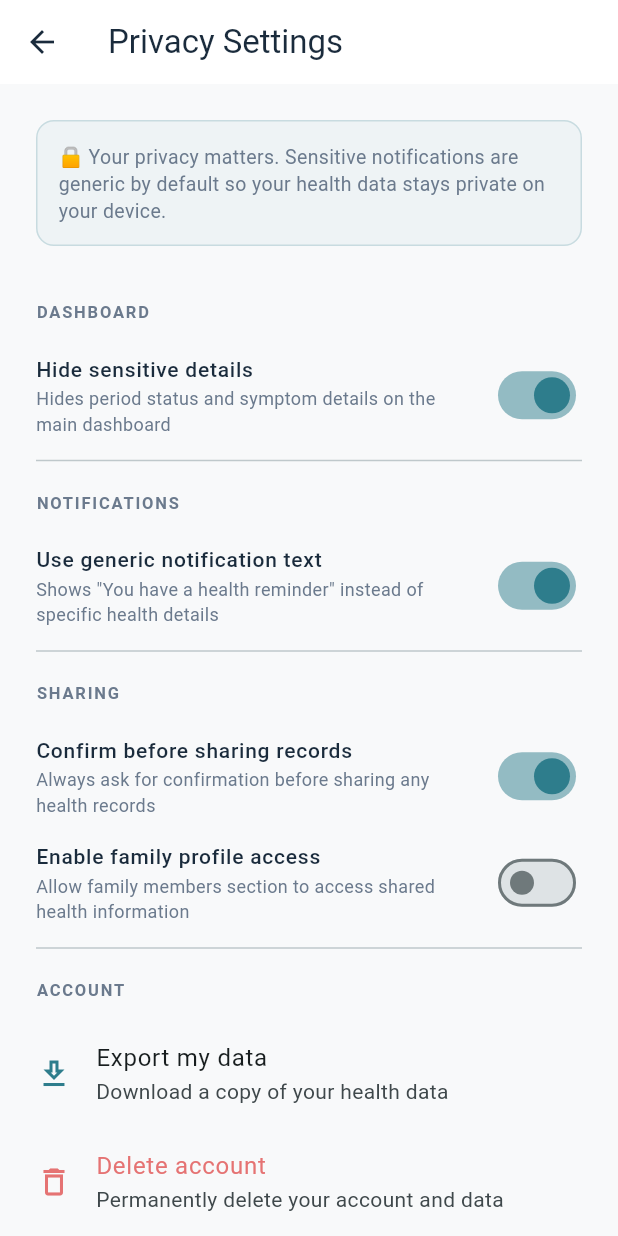
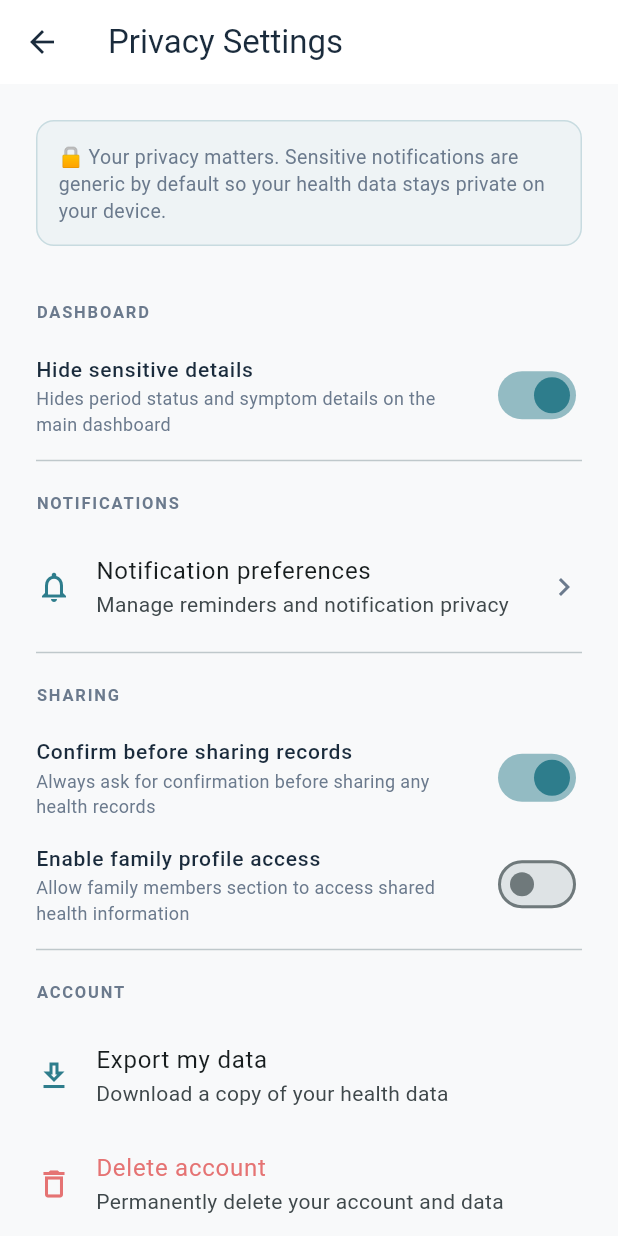
Before and after one commit to harshyadavDeveloper/sparkle_lite, a Flutter app: the PrivacySettingsScreen screen opened by its route, after a tap on "Hide sensitive details", on a phone screen of 412 x 824 dp. Run offline on Flutter 3.47's test engine with Material 3 defaults, Android fonts, the phone set to English and light mode, and no system bars; our stand-ins replace cloud_firestore, dio, file_picker, firebase_auth, firebase_core, flutter_svg and 2 more; missing offline and left inert: smart_date_formatter; accounts and stored records are empty.

Commit message:
feat(settings): persist privacy & notification toggles via local + firebase

```diff
--- a/devtools_options.yaml
+++ b/devtools_options.yaml
@@ -1,3 +1,4 @@
 description: This file stores settings for Dart & Flutter DevTools.
 documentation: https://docs.flutter.dev/tools/devtools/extensions#configure-extension-enablement-states
 extensions:
+  - shared_preferences: true
--- /dev/null
+++ b/lib/core/constants/preference_keys.dart
@@ -0,0 +1,21 @@
+class PreferenceKeys {
+  PreferenceKeys._();
+
+  // Privacy Settings
+  static const hideSensitiveDashboardDetails =
+      'privacy.hideSensitiveDashboardDetails';
+  static const useGenericNotificationText =
+      'privacy.useGenericNotificationText';
+  static const requireConfirmationBeforeSharing =
+      'privacy.requireConfirmationBeforeSharing';
+  static const familyProfileAccessEnabled =
+      'privacy.familyProfileAccessEnabled';
+
+  // Notification Preferences
+  static const symptomLogReminders = 'notifications.symptomLogReminders';
+  static const doctorVisitReminders = 'notifications.doctorVisitReminders';
+  static const weeklyHealthSummary = 'notifications.weeklyHealthSummary';
+  static const medicationReminders = 'notifications.medicationReminders';
+  static const cycleReminders = 'notifications.cycleReminders';
+  static const notificationsUseGenericText = 'notifications.useGenericText';
+}
--- a/lib/core/routing/app_router.dart
+++ b/lib/core/routing/app_router.dart
@@ -5,6 +5,7 @@ import 'package:sparkle_lite/features/auth/signup/signup_screen.dart';
 import 'package:sparkle_lite/features/dashboard/web_dashboard_screen.dart';
 import 'package:sparkle_lite/features/doctor_visit/doctor_summary_screen.dart';
 import 'package:sparkle_lite/features/family/family_screen.dart';
+import 'package:sparkle_lite/features/privacy/notification_preferences_screen.dart';
 import 'package:sparkle_lite/features/privacy/privacy_settings_screen.dart';
 import 'package:sparkle_lite/features/records/health_records_screen.dart';
 import 'package:sparkle_lite/features/records/upload_record_screen.dart';
@@ -65,6 +66,10 @@ class AppRouter {
         return MaterialPageRoute(builder: (_) => const FamilyScreen());
       case webDashboard:
         return MaterialPageRoute(builder: (_) => const WebDashboardScreen());
+      case notificationSettings:
+        return MaterialPageRoute(
+          builder: (_) => const NotificationPreferencesScreen(),
+        );
       default:
         return MaterialPageRoute(builder: (_) => const LoginScreen());
     }
--- /dev/null
+++ b/lib/data/services/shared_pref_service.dart
@@ -0,0 +1,46 @@
+import 'package:shared_preferences/shared_preferences.dart';
+import 'package:sparkle_lite/core/utils/logger.dart';
+
+class SharedPreferencesService {
+  SharedPreferencesService._();
+  static final SharedPreferencesService instance = SharedPreferencesService._();
+
+  SharedPreferences? _prefs;
+
+  Future<void> init() async {
+    _prefs = await SharedPreferences.getInstance();
+    Logger.info('SharedPreferencesService → initialized');
+  }
+
+  SharedPreferences get _instance {
+    final prefs = _prefs;
+    if (prefs == null) {
+      throw StateError(
+        'SharedPreferencesService.init() must be called before use (call it in main() before runApp).',
+      );
+    }
+    return prefs;
+  }
+
+  bool getBool(String key, {bool defaultValue = false}) {
+    return _instance.getBool(key) ?? defaultValue;
+  }
+
+  Future<void> setBool(String key, bool value) async {
+    await _instance.setBool(key, value);
+  }
+
+  String? getString(String key) => _instance.getString(key);
+
+  Future<void> setString(String key, String value) async {
+    await _instance.setString(key, value);
+  }
+
+  Future<void> remove(String key) async {
+    await _instance.remove(key);
+  }
+
+  Future<void> clearAll() async {
+    await _instance.clear();
+  }
+}
--- a/lib/features/privacy/privacy_settings_screen.dart
+++ b/lib/features/privacy/privacy_settings_screen.dart
@@ -1,6 +1,9 @@
 import 'package:cloud_firestore/cloud_firestore.dart';
 import 'package:firebase_auth/firebase_auth.dart';
 import 'package:flutter/material.dart';
+import 'package:sparkle_lite/core/routing/app_router.dart';
+import 'package:sparkle_lite/data/services/shared_pref_service.dart';
+import '../../core/constants/preference_keys.dart';
 import '../../core/theme/app_theme.dart';
 import '../../data/models/privacy_settings.dart';
 
@@ -12,6 +15,8 @@ class PrivacySettingsScreen extends StatefulWidget {
 }
 
 class _PrivacySettingsScreenState extends State<PrivacySettingsScreen> {
+  final _storage = SharedPreferencesService.instance;
+
   PrivacySettings _settings = PrivacySettings(
     userId: '',
     updatedAt: DateTime.now(),
@@ -27,29 +32,73 @@ class _PrivacySettingsScreenState extends State<PrivacySettingsScreen> {
 
   Future<void> _loadSettings() async {
     final userId = FirebaseAuth.instance.currentUser?.uid ?? '';
+
+    final hasLocalCache = _storage.getString('privacy.cached') == 'true';
+
+    if (hasLocalCache) {
+      setState(() {
+        _settings = PrivacySettings(
+          userId: userId,
+          hideSensitiveDashboardDetails: _storage.getBool(
+            PreferenceKeys.hideSensitiveDashboardDetails,
+          ),
+          useGenericNotificationText: _storage.getBool(
+            PreferenceKeys.useGenericNotificationText,
+          ),
+          requireConfirmationBeforeSharing: _storage.getBool(
+            PreferenceKeys.requireConfirmationBeforeSharing,
+          ),
+          familyProfileAccessEnabled: _storage.getBool(
+            PreferenceKeys.familyProfileAccessEnabled,
+          ),
+          updatedAt: DateTime.now(),
+        );
+        _isLoading = false;
+      });
+      return;
+    }
+
     try {
       final doc = await FirebaseFirestore.instance
           .collection('privacySettings')
           .doc(userId)
           .get();
 
-      if (doc.exists && doc.data() != null) {
-        setState(() {
-          _settings = PrivacySettings.fromMap(doc.data()!);
-          _isLoading = false;
-        });
-      } else {
-        setState(() {
-          _settings = PrivacySettings(
-            userId: userId,
-            updatedAt: DateTime.now(),
-          );
-          _isLoading = false;
-        });
-      }
+      final settings = (doc.exists && doc.data() != null)
+          ? PrivacySettings.fromMap(doc.data()!)
+          : PrivacySettings(userId: userId, updatedAt: DateTime.now());
+
+      setState(() {
+        _settings = settings;
+        _isLoading = false;
+      });
     } catch (e) {
       setState(() => _isLoading = false);
     }
+  }
+
+  Future<void> _cacheLocally(PrivacySettings settings) async {
+    await _storage.setBool(
+      PreferenceKeys.hideSensitiveDashboardDetails,
+      settings.hideSensitiveDashboardDetails,
+    );
+    await _storage.setBool(
+      PreferenceKeys.useGenericNotificationText,
+      settings.useGenericNotificationText,
+    );
+    await _storage.setBool(
+      PreferenceKeys.requireConfirmationBeforeSharing,
+      settings.requireConfirmationBeforeSharing,
+    );
+    await _storage.setBool(
+      PreferenceKeys.familyProfileAccessEnabled,
+      settings.familyProfileAccessEnabled,
+    );
+    await _storage.setString('privacy.cached', 'true');
+  }
+
+  void _updateSetting(PrivacySettings updated) {
+    setState(() => _settings = updated);
   }
 
   Future<void> _saveSettings() async {
@@ -71,6 +120,8 @@ class _PrivacySettingsScreenState extends State<PrivacySettingsScreen> {
           .collection('privacySettings')
           .doc(userId)
           .set(updated.toMap());
+
+      await _cacheLocally(updated);
 
       setState(() {
         _settings = updated;
@@ -113,7 +164,6 @@ class _PrivacySettingsScreenState extends State<PrivacySettingsScreen> {
         child: Column(
           crossAxisAlignment: CrossAxisAlignment.start,
           children: [
-            // Info banner
             Container(
               padding: const EdgeInsets.all(14),
               decoration: BoxDecoration(
@@ -143,8 +193,8 @@ class _PrivacySettingsScreenState extends State<PrivacySettingsScreen> {
                   'Hides period status and symptom details on the '
                   'main dashboard',
               value: _settings.hideSensitiveDashboardDetails,
-              onChanged: (val) => setState(
-                () => _settings = PrivacySettings(
+              onChanged: (val) => _updateSetting(
+                PrivacySettings(
                   userId: _settings.userId,
                   hideSensitiveDashboardDetails: val,
                   useGenericNotificationText:
@@ -160,25 +210,20 @@ class _PrivacySettingsScreenState extends State<PrivacySettingsScreen> {
             const Divider(),
 
             const _SectionHeader(title: 'Notifications'),
-            _PrivacyToggle(
-              title: 'Use generic notification text',
-              subtitle:
-                  'Shows "You have a health reminder" instead of '
-                  'specific health details',
-              value: _settings.useGenericNotificationText,
-              onChanged: (val) => setState(
-                () => _settings = PrivacySettings(
-                  userId: _settings.userId,
-                  hideSensitiveDashboardDetails:
-                      _settings.hideSensitiveDashboardDetails,
-                  useGenericNotificationText: val,
-                  requireConfirmationBeforeSharing:
-                      _settings.requireConfirmationBeforeSharing,
-                  familyProfileAccessEnabled:
-                      _settings.familyProfileAccessEnabled,
-                  updatedAt: DateTime.now(),
-                ),
+            ListTile(
+              contentPadding: EdgeInsets.zero,
+              leading: const Icon(
+                Icons.notifications_outlined,
+                color: AppTheme.primary,
               ),
+              title: const Text('Notification preferences'),
+              subtitle: const Text('Manage reminders and notification privacy'),
+              trailing: const Icon(
+                Icons.chevron_right,
+                color: AppTheme.textSecondary,
+              ),
+              onTap: () =>
+                  Navigator.pushNamed(context, AppRouter.notificationSettings),
             ),
             const Divider(),
 
@@ -189,8 +234,8 @@ class _PrivacySettingsScreenState extends State<PrivacySettingsScreen> {
                   'Always ask for confirmation before sharing any '
                   'health records',
               value: _settings.requireConfirmationBeforeSharing,
-              onChanged: (val) => setState(
-                () => _settings = PrivacySettings(
+              onChanged: (val) => _updateSetting(
+                PrivacySettings(
                   userId: _settings.userId,
                   hideSensitiveDashboardDetails:
                       _settings.hideSensitiveDashboardDetails,
@@ -209,8 +254,8 @@ class _PrivacySettingsScreenState extends State<PrivacySettingsScreen> {
                   'Allow family members section to access shared '
                   'health information',
               value: _settings.familyProfileAccessEnabled,
-              onChanged: (val) => setState(
-                () => _settings = PrivacySettings(
+              onChanged: (val) => _updateSetting(
+                PrivacySettings(
                   userId: _settings.userId,
                   hideSensitiveDashboardDetails:
                       _settings.hideSensitiveDashboardDetails,
--- a/lib/main.dart
+++ b/lib/main.dart
@@ -3,6 +3,7 @@ import 'package:flutter/foundation.dart' show kIsWeb;
 import 'package:flutter/material.dart';
 import 'package:provider/provider.dart';
 import 'package:sparkle_lite/core/routing/app_router.dart';
+import 'package:sparkle_lite/data/services/shared_pref_service.dart';
 import 'package:sparkle_lite/features/ai_insight/ai_insight_provider.dart';
 import 'package:sparkle_lite/features/auth/login/login_screen.dart';
 import 'package:sparkle_lite/features/dashboard/dashboard_screen.dart';
@@ -17,6 +18,7 @@ import 'firebase_options.dart';
 
 void main() async {
   WidgetsFlutterBinding.ensureInitialized();
+  await SharedPreferencesService.instance.init();
   await Firebase.initializeApp(options: DefaultFirebaseOptions.currentPlatform);
   runApp(const SparkleApp());
 }
--- a/pubspec.yaml
+++ b/pubspec.yaml
@@ -46,6 +46,7 @@ dependencies:
   google_sign_in: ^6.2.1
   flutter_svg: ^2.0.10
   dio: ^5.10.0
+  shared_preferences: ^2.5.5
 
 dev_dependencies:
   flutter_test:
```
Also changed, not shown: lib/features/privacy/notification_preferences_screen.dart (added, +399 -0 lines), pubspec.lock, 1 other file.
